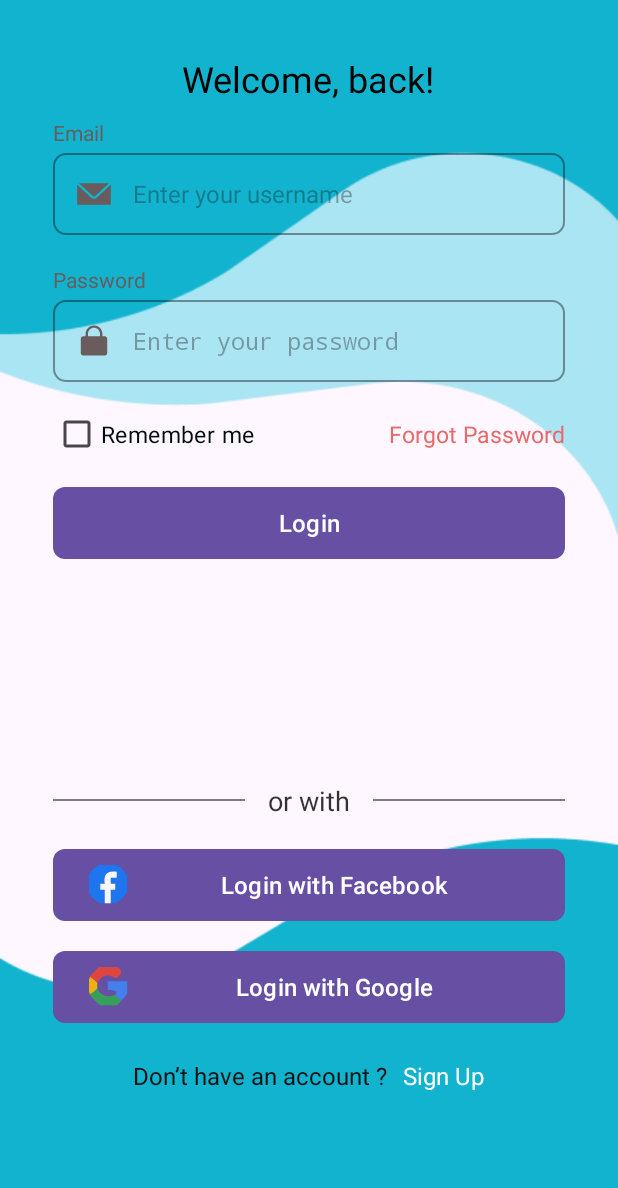
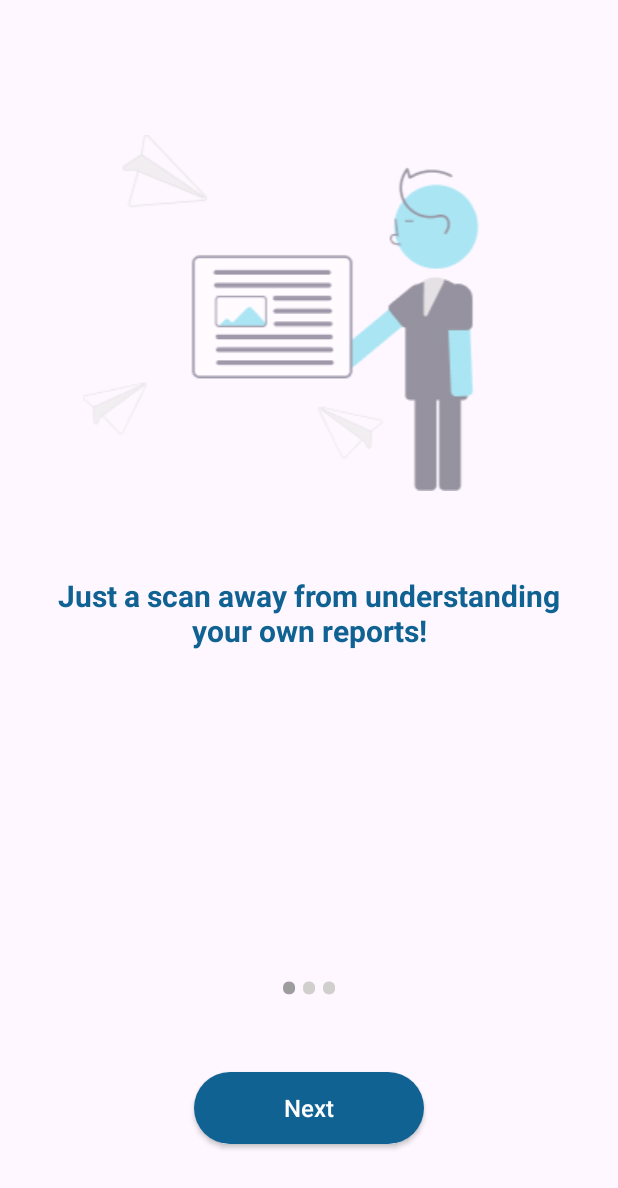
Before and after one commit to GDSCDSU/Healthy-Scan-App, an Android app: the screen it shows after launch (Login before the commit, onBoardingScreen after it), on a phone screen of 412 x 824 dp. Shown: the top 1188 px of the screen. Run offline under Robolectric (Android 15) with nearby library versions, the phone set to English and light mode, and no system bars.

Commit message:
add splash screen and onbairding screen

```diff
--- /dev/null
+++ b/app/src/main/java/com/healthyscan/ViewPagerAdapter.java
@@ -0,0 +1,78 @@
+package com.healthyscan;
+
+import android.content.Context;
+import android.view.LayoutInflater;
+import android.view.View;
+import android.view.ViewGroup;
+import android.widget.ImageView;
+import android.widget.LinearLayout;
+import android.widget.TextView;
+
+import androidx.annotation.NonNull;
+import androidx.viewpager.widget.PagerAdapter;
+
+public class ViewPagerAdapter extends PagerAdapter {
+
+    Context context;
+
+    int images[] = {
+
+            R.drawable.img,
+            R.drawable.img_1,
+            R.drawable.img_2,
+
+    };
+
+    int headings[] = {
+
+            R.string.heading_one,
+            R.string.heading_two,
+            R.string.heading_three
+
+    };
+
+
+    public ViewPagerAdapter(Context context){
+
+        this.context = context;
+
+    }
+
+    @Override
+    public int getCount() {
+        return  headings.length;
+    }
+
+    @Override
+    public boolean isViewFromObject(@NonNull View view, @NonNull Object object) {
+        return view == object;
+    }
+
+    @NonNull
+    @Override
+    public Object instantiateItem(@NonNull ViewGroup container, int position) {
+
+        LayoutInflater layoutInflater = (LayoutInflater) context.getSystemService(Context.LAYOUT_INFLATER_SERVICE);
+        View view = layoutInflater.inflate(R.layout.slider_layout,container,false);
+
+        ImageView slidetitleimage =  view.findViewById(R.id.titleImage);
+        TextView slideHeading =  view.findViewById(R.id.texttitle);
+
+
+        slidetitleimage.setImageResource(images[position]);
+        slideHeading.setText(headings[position]);
+
+
+        container.addView(view);
+
+        return view;
+
+    }
+
+    @Override
+    public void destroyItem(@NonNull ViewGroup container, int position, @NonNull Object object) {
+
+        container.removeView((LinearLayout)object);
+
+    }
+}
--- /dev/null
+++ b/app/src/main/java/com/healthyscan/onBoardingScreen.java
@@ -0,0 +1,139 @@
+package com.healthyscan;
+
+import androidx.appcompat.app.AppCompatActivity;
+
+import android.os.Bundle;
+import androidx.appcompat.app.AppCompatActivity;
+
+import androidx.appcompat.widget.AppCompatButton;
+import androidx.viewpager.widget.ViewPager;
+
+import android.content.Intent;
+import android.os.Bundle;
+import android.text.Html;
+import android.view.View;
+import android.widget.Button;
+import android.widget.LinearLayout;
+import android.widget.TextView;
+
+
+public class onBoardingScreen extends AppCompatActivity {
+
+    ViewPager mSLideViewPager;
+    LinearLayout mDotLayout;
+    AppCompatButton nextbtn;
+
+    TextView[] dots;
+    ViewPagerAdapter viewPagerAdapter;
+    preferenceManager prefManager;
+
+    @Override
+    protected void onCreate(Bundle savedInstanceState) {
+        super.onCreate(savedInstanceState);
+        setContentView(R.layout.activity_on_boarding_screen);
+        prefManager = new preferenceManager(this,"Handle_onboarding");
+
+        nextbtn = findViewById(R.id.nextbtn);
+        mSLideViewPager = findViewById(R.id.slideViewPager);
+        mDotLayout = findViewById(R.id.indicator_layout);
+
+
+        viewPagerAdapter = new ViewPagerAdapter(this);
+        mSLideViewPager.setAdapter(viewPagerAdapter);
+
+        nextbtn.setOnClickListener(new View.OnClickListener() {
+            @Override
+            public void onClick(View v) {
+                if (getitem(0) < 3) {
+                    mSLideViewPager.setCurrentItem(getitem(1), true);
+                } else {
+                    Intent i = new Intent(onBoardingScreen.this, Login.class);
+                    startActivity(i);
+                    finish();
+                }
+            }
+        });
+
+//        skipbtn.setOnClickListener(new View.OnClickListener() {
+//            @Override
+//            public void onClick(View v) {
+//                Intent i = new Intent(MainActivity.this, mainscreen.class);
+//                startActivity(i);
+//                finish();
+//            }
+//        });
+
+        Dots(0);
+
+
+
+        mSLideViewPager.addOnPageChangeListener(viewListener);
+
+
+        nextbtn.setOnClickListener(new View.OnClickListener() {
+            @Override
+            public void onClick(View v) {
+                mSLideViewPager.setCurrentItem(1,true);
+            }
+        });
+    }
+
+
+
+    ViewPager.OnPageChangeListener viewListener = new ViewPager.OnPageChangeListener() {
+        @Override
+        public void onPageScrolled(int position, float positionOffset, int positionOffsetPixels) {
+        }
+
+        @Override
+        public void onPageSelected(int position) {
+            Dots(position);
+
+            nextbtn.setOnClickListener(new View.OnClickListener() {
+                @Override
+                public void onClick(View v) {
+
+                    if (position < 2 ) {
+                        mSLideViewPager.setCurrentItem(position + 1, true);
+                    }
+                    else {
+                        prefManager.setFirstTimeLaunch(1);
+                        Intent intent = new Intent(onBoardingScreen.this,Login.class);
+                        startActivity(intent);
+                        finish();
+                    }
+                }
+            });
+        }
+
+        @Override
+        public void onPageScrollStateChanged(int state) {
+        }
+    };
+
+    private int getitem(int i) {
+        return mSLideViewPager.getCurrentItem() + i;
+    }
+
+    public void Dots(int pos){
+
+        dots = new TextView[3];
+        mDotLayout.removeAllViews();
+
+        for (int i = 0; i < dots.length; i++){
+            dots[i] = new TextView(this);
+            dots[i].setText(Html.fromHtml("&#8226;"));
+            dots[i].setTextColor(getColor(R.color.unselect_grey));
+            dots[i].setTextSize(40);                                     // unselected text (dots size) size
+            mDotLayout.addView(dots[i]);
+
+        }
+        if (dots.length > 0){
+            dots[pos].setTextColor(getColor(R.color.grey));
+            dots[pos].setTextSize(40);
+        }
+
+
+    }
+
+}
--- /dev/null
+++ b/app/src/main/java/com/healthyscan/preferenceManager.java
@@ -0,0 +1,28 @@
+package com.healthyscan;
+
+import android.content.Context;
+import android.content.SharedPreferences;
+
+public class preferenceManager {
+
+    Context context;
+    String saveName;
+    SharedPreferences sharedPreferences;
+
+    public preferenceManager(Context context, String saveName) {
+        this.context = context;
+        this.saveName = saveName;
+        sharedPreferences = context.getSharedPreferences(saveName, Context.MODE_PRIVATE);
+    }
+
+    public void setFirstTimeLaunch(int isfirstTime) {
+        SharedPreferences.Editor editor = sharedPreferences.edit();
+        editor.putInt("key", isfirstTime);
+        editor.apply();
+    }
+
+    public int checkFirstTimeLaunch() {
+        return sharedPreferences.getInt("key", 0);
+    }
+
+}
--- /dev/null
+++ b/app/src/main/java/com/healthyscan/splashScreen.java
@@ -0,0 +1,34 @@
+package com.healthyscan;
+
+import androidx.appcompat.app.AppCompatActivity;
+
+import android.content.Intent;
+import android.os.Bundle;
+import android.os.Handler;
+
+public class splashScreen extends AppCompatActivity {
+    preferenceManager prefManger;
+
+    @Override
+    protected void onCreate(Bundle savedInstanceState) {
+        super.onCreate(savedInstanceState);
+        setContentView(R.layout.activity_splash_screen);
+
+        prefManger = new preferenceManager(this, "Handle_onboarding");
+
+        new Handler().postDelayed(new Runnable() {
+            @Override
+            public void run() {
+                if (prefManger.checkFirstTimeLaunch()==0){
+                    startActivity(new Intent(splashScreen.this, onBoardingScreen.class));
+                    finish();
+                }else {
+                    startActivity(new Intent(splashScreen.this, Login.class));
+
+                }
+
+            }
+        },3000);
+
+    }
+}
--- /dev/null
+++ b/app/src/main/res/drawable/button_bg.xml
@@ -0,0 +1,8 @@
+<?xml version="1.0" encoding="utf-8"?>
+<shape xmlns:android="http://schemas.android.com/apk/res/android">
+
+    <solid android:color="@color/dark_blue"> </solid>
+    <corners android:radius="30dp"> </corners>
+
+
+</shape>
--- /dev/null
+++ b/app/src/main/res/layout/activity_on_boarding_screen.xml
@@ -0,0 +1,68 @@
+<?xml version="1.0" encoding="utf-8"?>
+<LinearLayout xmlns:android="http://schemas.android.com/apk/res/android"
+    xmlns:app="http://schemas.android.com/apk/res-auto"
+    xmlns:tools="http://schemas.android.com/tools"
+    android:layout_width="match_parent"
+    android:layout_height="match_parent"
+    android:orientation="vertical"
+    android:weightSum="2"
+    tools:context=".onBoardingScreen">
+
+    <LinearLayout
+        android:layout_width="match_parent"
+        android:layout_height="0dp"
+        android:layout_weight="1.4"
+        android:gravity="center"
+        android:orientation="vertical">
+
+        <androidx.viewpager.widget.ViewPager
+            android:id="@+id/slideViewPager"
+            android:layout_width="match_parent"
+            android:layout_height="wrap_content"
+            android:layout_marginTop="10dp">
+        </androidx.viewpager.widget.ViewPager>
+
+
+    </LinearLayout>
+
+
+    <!--    layout for dotts and next btn-->
+    <LinearLayout
+        android:layout_width="match_parent"
+        android:layout_height="0dp"
+        android:layout_gravity="bottom"
+        android:layout_weight="0.5"
+        android:gravity="bottom"
+        android:orientation="vertical"
+        android:paddingTop="10dp">
+
+
+        <LinearLayout
+            android:id="@+id/indicator_layout"
+            android:layout_width="wrap_content"
+            android:layout_height="wrap_content"
+            android:layout_gravity="center"
+            android:layout_marginBottom="30dp"
+            android:orientation="horizontal" />
+
+        <androidx.appcompat.widget.AppCompatButton
+            android:id="@+id/nextbtn"
+            android:layout_width="wrap_content"
+            android:layout_height="wrap_content"
+            android:layout_gravity="center"
+            android:background="@drawable/button_bg"
+            android:gravity="center"
+            android:paddingStart="60dp"
+            android:paddingTop="6dp"
+            android:paddingEnd="60dp"
+            android:paddingBottom="6dp"
+            android:text="Next"
+            android:textAllCaps="false"
+            android:textColor="@color/white"
+            android:layout_marginBottom="20dp"
+            android:textSize="16sp" />
+
+    </LinearLayout>
+
+
+</LinearLayout>
--- /dev/null
+++ b/app/src/main/res/layout/activity_splash_screen.xml
@@ -0,0 +1,21 @@
+<?xml version="1.0" encoding="utf-8"?>
+<androidx.constraintlayout.widget.ConstraintLayout xmlns:android="http://schemas.android.com/apk/res/android"
+    xmlns:app="http://schemas.android.com/apk/res-auto"
+    xmlns:tools="http://schemas.android.com/tools"
+    android:layout_width="match_parent"
+    android:layout_height="match_parent"
+    android:background="@color/light_blue"
+    tools:context=".splashScreen">
+
+    <ImageView
+        android:id="@+id/imageView"
+        android:layout_width="250dp"
+        android:layout_height="250dp"
+        android:src="@drawable/healthy_scane_logo"
+        app:layout_constraintBottom_toBottomOf="parent"
+        app:layout_constraintEnd_toEndOf="parent"
+        app:layout_constraintStart_toStartOf="parent"
+        app:layout_constraintTop_toTopOf="parent" />
+
+
+</androidx.constraintlayout.widget.ConstraintLayout>
--- /dev/null
+++ b/app/src/main/res/layout/slider_layout.xml
@@ -0,0 +1,31 @@
+<?xml version="1.0" encoding="utf-8"?>
+<LinearLayout xmlns:android="http://schemas.android.com/apk/res/android"
+    android:layout_width="match_parent"
+    android:layout_height="wrap_content"
+    android:orientation="vertical">
+
+    <ImageView
+        android:id="@+id/titleImage"
+        android:layout_width="match_parent"
+        android:layout_height="wrap_content"
+        android:layout_marginTop="80dp"
+        android:src="@drawable/img" />
+
+    <TextView
+        android:id="@+id/texttitle"
+        android:layout_width="match_parent"
+        android:layout_height="wrap_content"
+        android:gravity="center"
+        android:layout_marginTop="50dp"
+        android:paddingStart="18dp"
+        android:paddingEnd="18dp"
+        android:paddingTop="6dp"
+        android:paddingBottom="6dp"
+        android:text="@string/heading_two"
+        android:textAlignment="center"
+        android:textColor="@color/dark_blue"
+        android:textSize="20sp"
+        android:textStyle="bold" />
+
+
+</LinearLayout>
--- a/app/src/main/res/values/colors.xml
+++ b/app/src/main/res/values/colors.xml
@@ -9,5 +9,7 @@
     <color name="edit_text_stroke_color">#66000000</color>
     <color name="login_signup_icon_color">#695C5C</color>
     <color name="Edit_text_text_color">#695C5C</color>
+    <color name="unselect_grey">#D1CECE</color>
+    <color name="grey">#9D9D9D</color>
 
 </resources>
--- a/app/src/main/res/values/strings.xml
+++ b/app/src/main/res/values/strings.xml
@@ -36,5 +36,8 @@
     <string name="settings">Settings</string>
     <string name="logout">Logout</string>
     <string name="default_web_client_id">760625031138-99mv0o3m6cm0hha0js1sa0p980j44rq0.apps.googleusercontent.com</string>
+    <string name="heading_one">Just a scan away from understanding your own reports!</string>
+    <string name="heading_two">Find the nearest locations of healthcare centers and doctors for your health needs now</string>
+    <string name="heading_three">Set goals for yourself to stay healthy with healthy scan</string>
 
 </resources>
```
Also changed, not shown: app/src/main/AndroidManifest.xml (+19 -16 lines), app/src/main/res/drawable/healthy_scane_logo.png (added), app/src/main/res/drawable/img.png (added), app/src/main/res/drawable/img_1.png (added), app/src/main/res/drawable/img_2.png (added).
